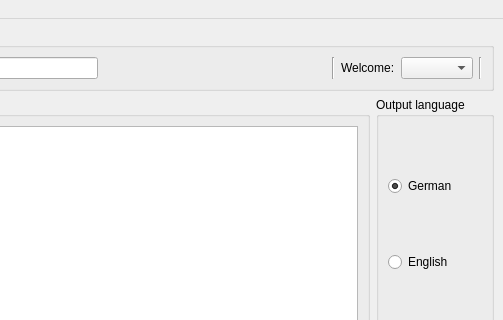
This is OTModules/wFbh/wfbh.ui in pietr26/OMSI-Tools as Qt 5 draws it before an edit; both pictures show x 194 to 697 and y 0 to 320 of the 697 by 1294 pixel window. The edited form follows.
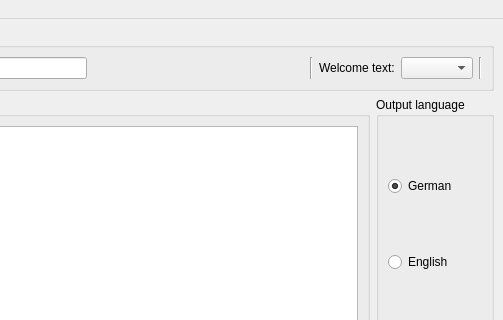
This is the edited form. Icons and pictures are not drawn.

Patch:
```diff
--- a/OTModules/wFbh/wfbh.ui
+++ b/OTModules/wFbh/wfbh.ui
@@ -65,7 +65,7 @@
        <item>
         <widget class="QLabel" name="lblWelcome">
          <property name="text">
-          <string extracomment="Context: 'I welcome someone' / 'I greet someone' (Noun)">Welcome:</string>
+          <string notr="true" extracomment="Context: 'I welcome someone' / 'I greet someone' (Noun)">Welcome text:</string>
          </property>
          <property name="buddy">
           <cstring>cobxWelcome</cstring>
```
